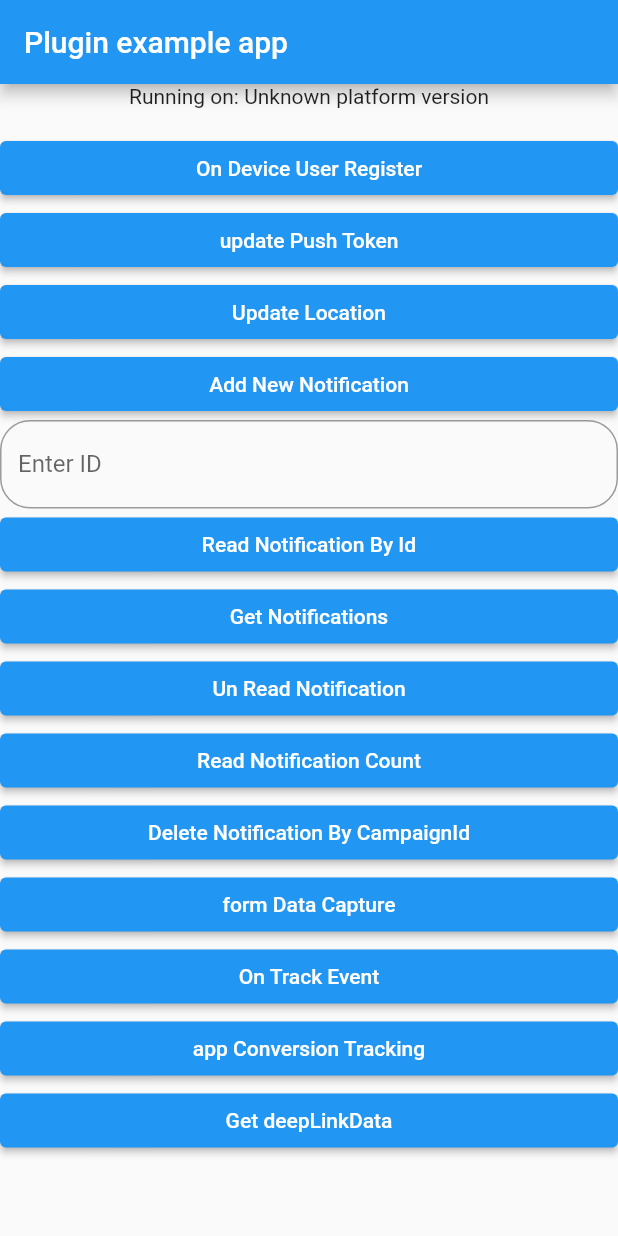
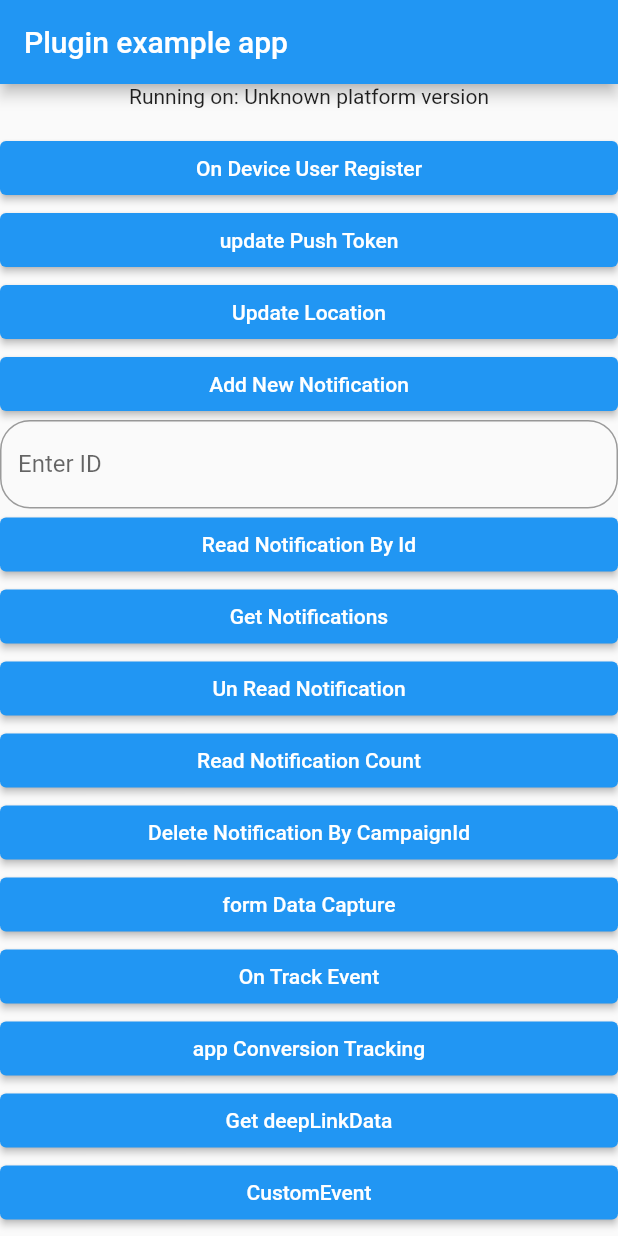
Before and after one commit to vishwaSoundararajan/flutter_sdk_plugin, a Flutter app: the screen it shows after launch, after a tap on "form Data Capture", on a phone screen of 412 x 824 dp. Run offline on Flutter 3.47's test engine with Material 2 defaults, Android fonts, the phone set to English and light mode, and no system bars; our stand-ins replace firebase_core, firebase_messaging, logger, plugin_platform_interface; missing offline and left inert: dart:ffi; accounts and stored records are empty.

```diff
--- a/example/lib/main.dart
+++ b/example/lib/main.dart
@@ -23,9 +23,9 @@ import 'package:firebase_core/firebase_core.dart';
 
 final _fluttersdkpluginPlugin = Fluttersdkplugin();
 main() async {
-  // WidgetsFlutterBinding.ensureInitialized();
-  // FirebaseMessaging.onBackgroundMessage(_firebaseMessagingBackgroundHandler);
-  // await Firebase.initializeApp();
+  WidgetsFlutterBinding.ensureInitialized();
+  //FirebaseMessaging.onBackgroundMessage(_firebaseMessagingBackgroundHandler);
+  await Firebase.initializeApp();
 
   runApp(const MyApp());
 }
@@ -38,7 +38,7 @@ class MyApp extends StatefulWidget {
 
 class _MyAppState extends State<MyApp> {
   TextEditingController controller1 = TextEditingController();
-  String _platformVersion = 'Unknown',token = "cD9BPeN-Q-CdpR9BtICoHh:APA91bF7pWa4x80s-QJeEUKR-v6hp0jHeXNPKwrAO1fSyA7hfJZF7tnQGFTEXZavVfcAOAbVFm2gxgnmNyXHcvrjGCI--p1zPp83k0NWupKF2v4ZEclwZjPcEVZFbI4p6IdPkg5XEBeD";
+  String _platformVersion = 'Unknown',token = "ezyY7vF9TSqiwA3wxwJmYC:APA91bENxHnr2Z2XFHRpbu7GVJklVnDjs7phmEh2M4YNcxxxrPNRw1wtlvwAkGES_uEH8-wRAck30oBkvOwlZ0fJOyVYbcuOAaiOlHGwA9LTLxFnT5iAPAQEGN2LIgfyh6Ax9Iw5Kcf7";
   int notificationCount = 0,_counter=0;
   late String cid;
   String data="";
@@ -57,6 +57,15 @@ class _MyAppState extends State<MyApp> {
   @override
   void initState() {
     super.initState();
+    // Firebase.initializeApp();
+    // FirebaseMessaging.instance.getToken().then((newToken) {
+    //   print("FCM token: ");
+    //   print(newToken);
+    //   FirebaseMessaging.onMessage.listen((RemoteMessage message) {
+    //     print('Got a message whilst in the foreground!');
+    //     print('Message data: ${message.notification} ');
+    //   });
+    // });
 
 
     initPlatformState();
@@ -128,13 +137,23 @@ class _MyAppState extends State<MyApp> {
         "MobileNo": 9329222922,
         "Gender": "Male",
         "formid": 101, // required
-        "apikey": "e37315c0-8578-4bd2-a38a-cbba5dba8110",
+        "apikey": "api_key_b78db6b3-9462-4132-a4d3-894db10b3782",
         "City": "Chennai" // required
       };
       String formData = jsonEncode(param);
       _fluttersdkpluginPlugin.formDataCapture(formData);
     }
-    updatepushToken() {
+  customevent(){
+      var data = {
+        "name": "payment",
+        "data": {"id": "2d43", "price": "477"}
+      };
+      String eventData = jsonEncode(data);
+      _fluttersdkpluginPlugin.customevent(eventData,"Custom Event");
+    }
+
+
+  updatepushToken() {
       _fluttersdkpluginPlugin.updatePushToken(token);
     }
     ondeviceRegister() {
@@ -337,6 +356,14 @@ class _MyAppState extends State<MyApp> {
                           getdeepLinkData();
                         }, child: Text("Get deepLinkData"),),
                       ),
+                      SizedBox(
+                        width: double.infinity,
+                        child: ElevatedButton(onPressed: () {
+                          style: ElevatedButton.styleFrom(
+                            minimumSize: Size.fromHeight(40),);
+                          customevent();
+                        }, child: Text("CustomEvent"),),
+                      ),
 
 
                     ],
--- a/lib/fluttersdkplugin.dart
+++ b/lib/fluttersdkplugin.dart
@@ -49,10 +49,11 @@ class Fluttersdkplugin {
   }
   onMessageReceived(RemoteMessage msg) {
    FluttersdkpluginPlatform.instance.onMessageReceived(msg);
-
   }
   getNotification() {
     FluttersdkpluginPlatform.instance.getNotification();
-
+  }
+  customevent(String eventData,String event){
+    FluttersdkpluginPlatform.instance.customevent(eventData,event);
   }
 }
--- a/lib/fluttersdkplugin_method_channel.dart
+++ b/lib/fluttersdkplugin_method_channel.dart
@@ -94,6 +94,10 @@ class MethodChannelFluttersdkplugin extends FluttersdkpluginPlatform {
   @override
   getNotification(){
     methodChannel.invokeMethod('getNotifications');
+  }
+  @override
+  customevent(String eventData,String event){
+    methodChannel.invokeMapMethod('customevent',{"eventData":eventData,"event":event});
+  }
 
-  }
 }
--- a/lib/fluttersdkplugin_platform_interface.dart
+++ b/lib/fluttersdkplugin_platform_interface.dart
@@ -83,4 +83,8 @@ abstract class FluttersdkpluginPlatform extends PlatformInterface {
 
   }
 
+  void customevent(String eventData, String event) {
+    throw UnimplementedError('customevent() has not been implemented.');
+  }
+
 }
--- a/pubspec.yaml
+++ b/pubspec.yaml
@@ -1,6 +1,6 @@
 name: fluttersdkplugin
 description: Plug-ins first gained popularity in the 1990s as software and microprocessors became more powerful. One of the first programs to make extensive use of plug-ins was Adobe Photoshop, an image-processing and editing program. Early plug-ins provided enhanced functions such as special effects, filters, and other options for manipulating images within Photoshop.gin package.
-version: 0.0.11
+version: 1.0.1
 homepage: https://github.com/vishwaSoundararajan/flutter_sdk_plugin.git
 
 environment:
@@ -14,7 +14,8 @@ dependencies:
   firebase_core: ^2.4.0
   firebase_messaging: ^14.1.4
   logger: ^1.1.0
-
+  get: ^4.6.5
+  firebase_dynamic_links: ^5.0.14
 dev_dependencies:
   flutter_test:
     sdk: flutter
```
Also changed, not shown: example/pubspec.lock, 6 other files.
